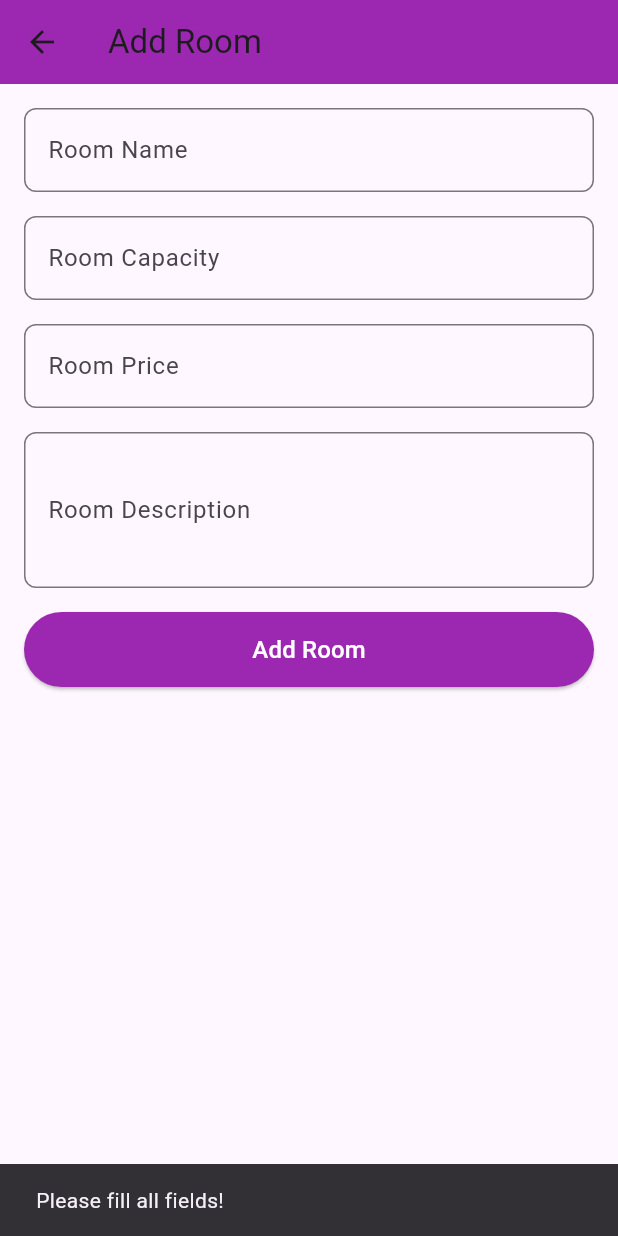
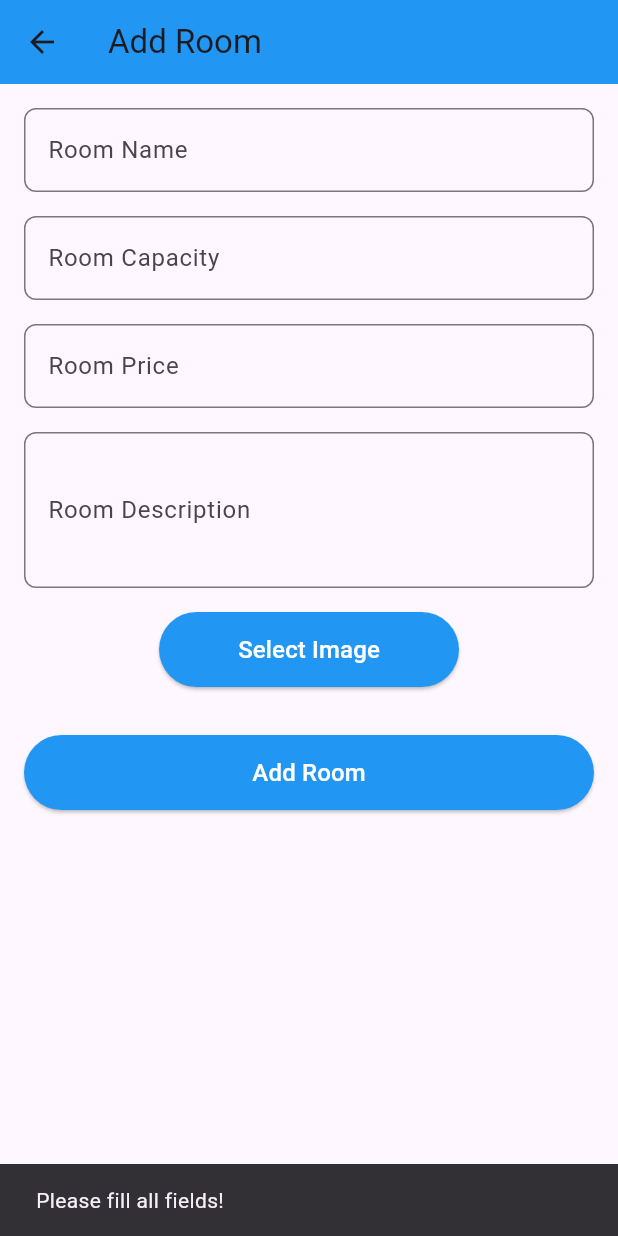
Before and after one commit to SarvaiyaPrashant2242005/dharamshala_app, a Flutter app: the AddRoomScreen screen opened directly, after a tap on "Add Room", on a phone screen of 412 x 824 dp. Run offline on Flutter 3.47's test engine with Material 3 defaults, Android fonts, the phone set to English and light mode, and no system bars; our stand-ins replace cloud_firestore, firebase_auth, firebase_core, firebase_storage, image_picker, permission_handler; accounts and stored records are empty.

Commit message:
select image

```diff
--- a/lib/admin/Add room.dart
+++ b/lib/admin/Add room.dart
@@ -1,8 +1,10 @@
 import 'dart:io';
 import 'package:cloud_firestore/cloud_firestore.dart';
 import 'package:flutter/material.dart';
-import 'package:firebase_storage/firebase_storage.dart'; // For storing image in Firebase Storage
-import 'package:firebase_auth/firebase_auth.dart'; // For accessing current user
+import 'package:firebase_storage/firebase_storage.dart';
+import 'package:firebase_auth/firebase_auth.dart';
+import 'package:image_picker/image_picker.dart';
+import 'package:permission_handler/permission_handler.dart';
 
 class AddRoomScreen extends StatefulWidget {
   const AddRoomScreen({super.key});
@@ -27,7 +29,36 @@ class _AddRoomScreenState extends State<AddRoomScreen> {
     super.dispose();
   }
 
-  // Function to upload image to Firebase Storage
+  @override
+  void initState() {
+    super.initState();
+    _requestPermissions();
+  }
+
+  Future<void> _requestPermissions() async {
+    await [Permission.storage].request();
+  }
+
+  Future<void> _pickImage() async {
+    try {
+      final ImagePicker _picker = ImagePicker();
+      final XFile? pickedFile = await _picker.pickImage(source: ImageSource.gallery);
+      if (pickedFile != null) {
+        setState(() {
+          _roomImage = File(pickedFile.path);
+        });
+      } else {
+        ScaffoldMessenger.of(context).showSnackBar(
+          const SnackBar(content: Text('No image selected.')),
+        );
+      }
+    } catch (e) {
+      ScaffoldMessenger.of(context).showSnackBar(
+        SnackBar(content: Text('Error picking image: $e')),
+      );
+    }
+  }
+
   Future<String?> _uploadImageToFirebase(File image) async {
     try {
       final storageReference = FirebaseStorage.instance
@@ -35,8 +66,7 @@ class _AddRoomScreenState extends State<AddRoomScreen> {
           .child('room_images/${DateTime.now().millisecondsSinceEpoch}');
       final uploadTask = storageReference.putFile(image);
       final snapshot = await uploadTask.whenComplete(() => {});
-      final downloadUrl = await snapshot.ref.getDownloadURL();
-      return downloadUrl;
+      return await snapshot.ref.getDownloadURL();
     } catch (e) {
       print("Error uploading image: $e");
       return null;
@@ -49,60 +79,53 @@ class _AddRoomScreenState extends State<AddRoomScreen> {
         _roomPriceController.text.isEmpty ||
         _roomDescriptionController.text.isEmpty) {
       ScaffoldMessenger.of(context).showSnackBar(
-        const SnackBar(content: Text('Please fill all fields!')) ,
+        const SnackBar(content: Text('Please fill all fields!')),
       );
       return;
     }
 
-    // Parse capacity and price values
     int? capacity = int.tryParse(_roomCapacityController.text);
     double? price = double.tryParse(_roomPriceController.text);
 
     if (capacity == null || price == null) {
       ScaffoldMessenger.of(context).showSnackBar(
-        const SnackBar(content: Text('Invalid capacity or price!')) ,
+        const SnackBar(content: Text('Invalid capacity or price!')),
       );
       return;
     }
 
     String? imageUrl;
     if (_roomImage != null) {
-      // If there's an image, upload it to Firebase Storage
       imageUrl = await _uploadImageToFirebase(_roomImage!);
     }
 
-    // Get the current logged-in user's ID (which can be used as the `dharamshala_id`)
-    String? ownerId = FirebaseAuth.instance.currentUser?.uid; // This will be your `dharamshala_id`
+    String? ownerId = FirebaseAuth.instance.currentUser?.uid;
 
     if (ownerId == null) {
       ScaffoldMessenger.of(context).showSnackBar(
-        const SnackBar(content: Text('User not logged in!')) ,
+        const SnackBar(content: Text('User not logged in!')),
       );
       return;
     }
 
-    // Creating a new room object
     final newRoom = {
       'name': _roomNameController.text,
       'capacity': capacity,
       'price': price,
       'description': _roomDescriptionController.text,
-      'image': imageUrl, // Add image URL if available
-      'dharamshala_id': ownerId, // Add the owner's ID as `dharamshala_id`
+      'image': imageUrl,
+      'dharamshala_id': ownerId,
     };
 
     try {
-      // Add the new room to Firestore under `roomdetails` collection
       await FirebaseFirestore.instance.collection('roomdetails').add(newRoom);
       ScaffoldMessenger.of(context).showSnackBar(
-        const SnackBar(content: Text('Room added successfully!')) ,
+        const SnackBar(content: Text('Room added successfully!')),
       );
-
-      // Go back to previous screen
       Navigator.pop(context);
     } catch (e) {
       ScaffoldMessenger.of(context).showSnackBar(
-        SnackBar(content: Text('Error: $e')) ,
+        SnackBar(content: Text('Error: $e')),
       );
     }
   }
@@ -112,7 +135,7 @@ class _AddRoomScreenState extends State<AddRoomScreen> {
     return Scaffold(
       appBar: AppBar(
         title: const Text('Add Room'),
-        backgroundColor: Colors.purple,
+        backgroundColor: Color.fromRGBO(33, 150, 243, 1),
       ),
       body: SingleChildScrollView(
         child: Padding(
@@ -120,7 +143,6 @@ class _AddRoomScreenState extends State<AddRoomScreen> {
           child: Column(
             crossAxisAlignment: CrossAxisAlignment.start,
             children: [
-              // Room Name
               TextField(
                 controller: _roomNameController,
                 decoration: InputDecoration(
@@ -131,8 +153,6 @@ class _AddRoomScreenState extends State<AddRoomScreen> {
                 ),
               ),
               const SizedBox(height: 16),
-
-              // Room Capacity
               TextField(
                 controller: _roomCapacityController,
                 decoration: InputDecoration(
@@ -144,8 +164,6 @@ class _AddRoomScreenState extends State<AddRoomScreen> {
                 keyboardType: TextInputType.number,
               ),
               const SizedBox(height: 16),
-
-              // Room Price
               TextField(
                 controller: _roomPriceController,
                 decoration: InputDecoration(
@@ -157,8 +175,6 @@ class _AddRoomScreenState extends State<AddRoomScreen> {
                 keyboardType: TextInputType.number,
               ),
               const SizedBox(height: 16),
-
-              // Room Description
               TextField(
                 controller: _roomDescriptionController,
                 maxLines: 3,
@@ -170,12 +186,37 @@ class _AddRoomScreenState extends State<AddRoomScreen> {
                 ),
               ),
               const SizedBox(height: 16),
-
-              // Add Room Button
+              Center(
+                child: ElevatedButton(
+                  onPressed: _pickImage,
+                  style: ElevatedButton.styleFrom(
+                    backgroundColor: Color.fromRGBO(33, 150, 243, 1),
+                    minimumSize: const Size(200, 50),
+                    shape: RoundedRectangleBorder(
+                      borderRadius: BorderRadius.circular(25),
+                    ),
+                  ),
+                  child: const Text(
+                    'Select Image',
+                    style: TextStyle(fontSize: 16, color: Colors.white),
+                  ),
+                ),
+              ),
+              const SizedBox(height: 16),
+              if (_roomImage != null)
+                Center(
+                  child: Image.file(
+                    _roomImage!,
+                    height: 150,
+                    width: 150,
+                    fit: BoxFit.cover,
+                  ),
+                ),
+              const SizedBox(height: 16),
               ElevatedButton(
                 onPressed: _addRoomToFirestore,
                 style: ElevatedButton.styleFrom(
-                  backgroundColor: Colors.purple,
+                  backgroundColor: Color.fromRGBO(33, 150, 243, 1),
                   minimumSize: const Size(double.infinity, 50),
                   shape: RoundedRectangleBorder(
                     borderRadius: BorderRadius.circular(25),
@@ -183,10 +224,7 @@ class _AddRoomScreenState extends State<AddRoomScreen> {
                 ),
                 child: const Text(
                   'Add Room',
-                  style: TextStyle(
-                    fontSize: 16,
-                    color: Colors.white,
-                  ),
+                  style: TextStyle(fontSize: 16, color: Colors.white),
                 ),
               ),
             ],
--- a/pubspec.yaml
+++ b/pubspec.yaml
@@ -39,6 +39,9 @@ dependencies:
   cloud_firestore: ^5.5.0
   firebase_auth: ^5.3.3
   firebase_storage: ^12.3.6
+  image_picker: ^1.1.2
+  permission_handler: ^11.3.1
+
 
 dev_dependencies:
   flutter_test:
```
Also changed, not shown: lib/admin/Room Details.dart (deleted, +0 -41 lines), lib/admin/Room list.dart (+19 -9 lines), lib/user/dashboard.dart (+87 -39 lines), lib/user/roomlist.dart (added, +128 -0 lines), pubspec.lock, 6 other files.
